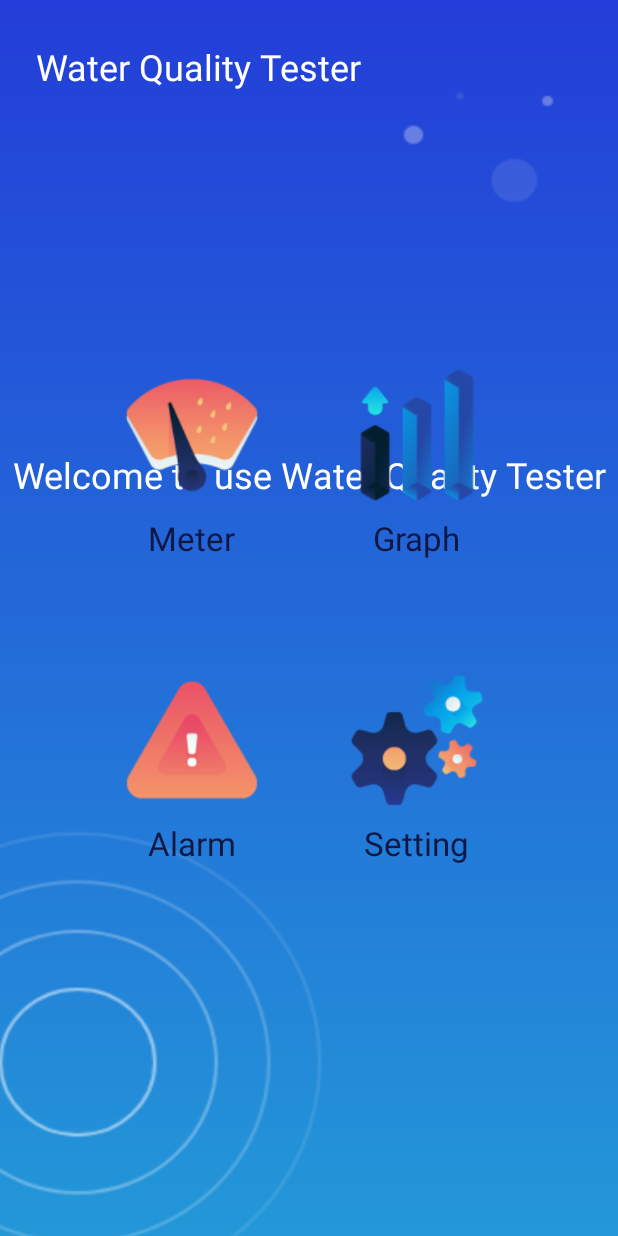
After one commit to WHYKEYSAY/Water_monitor_app-Java-, an Android app: the layout main_menu.xml on its own in the app's theme, with its tools: preview values and no code run, on a phone screen of 412 x 824 dp. The commit adds this screen. Run offline under Robolectric (Android 15) with nearby library versions, the phone set to English and light mode, and no system bars.

Commit message:
ui menu +display table

```diff
--- a/app/build.gradle
+++ b/app/build.gradle
@@ -27,4 +27,5 @@ dependencies {
     androidTestImplementation 'com.android.support.test.espresso:espresso-core:3.0.2'
     implementation 'com.github.anastr:speedviewlib:1.3.1'
     implementation 'com.android.support:cardview-v7:28.0.0'
+    implementation 'de.codecrafters.tableview:tableview:2.6.0'
 }
--- /dev/null
+++ b/app/src/main/res/layout/main_menu.xml
@@ -0,0 +1,206 @@
+<?xml version="1.0" encoding="utf-8"?>
+<android.support.constraint.ConstraintLayout xmlns:android="http://schemas.android.com/apk/res/android"
+    xmlns:app="http://schemas.android.com/apk/res-auto"
+    xmlns:tools="http://schemas.android.com/tools"
+    android:layout_width="match_parent"
+    android:layout_height="match_parent"
+    tools:context=".MainMenu">
+
+
+    <LinearLayout
+        android:id="@+id/textsplash"
+        android:layout_width="wrap_content"
+        android:layout_height="wrap_content"
+        android:layout_marginEnd="8dp"
+        android:layout_marginStart="8dp"
+        android:layout_marginTop="300dp"
+        android:elevation="6dp"
+        android:gravity="center"
+        android:orientation="vertical"
+        app:layout_constraintEnd_toEndOf="parent"
+        app:layout_constraintStart_toStartOf="parent"
+        app:layout_constraintTop_toTopOf="parent">
+
+        <TextView
+            android:layout_width="wrap_content"
+            android:layout_height="wrap_content"
+            android:text="Welcome to use Water Quality Tester"
+            android:textColor="#FFF"
+            android:textSize="24sp" />
+
+
+
+    </LinearLayout>
+
+    <LinearLayout
+        android:id="@+id/texthome"
+        android:layout_width="wrap_content"
+        android:layout_height="wrap_content"
+        android:layout_marginStart="24dp"
+        android:layout_marginLeft="24dp"
+        android:layout_marginTop="28dp"
+        android:elevation="6dp"
+        android:gravity="left"
+        android:orientation="vertical"
+        app:layout_constraintStart_toStartOf="parent"
+        app:layout_constraintTop_toTopOf="parent">
+
+
+
+        <TextView
+            android:layout_width="wrap_content"
+            android:layout_height="wrap_content"
+            android:text="Water Quality Tester"
+            android:textColor="#FFF"
+            android:textSize="24sp" />
+
+    </LinearLayout>
+
+
+    <LinearLayout
+        android:id="@+id/menus"
+        android:layout_width="wrap_content"
+        android:layout_height="wrap_content"
+        android:layout_marginEnd="8dp"
+        android:layout_marginStart="8dp"
+        android:layout_marginTop="240dp"
+        android:elevation="6dp"
+        android:orientation="vertical"
+        app:layout_constraintEnd_toEndOf="parent"
+        app:layout_constraintHorizontal_bias="0.726"
+        app:layout_constraintStart_toStartOf="parent"
+        app:layout_constraintTop_toTopOf="parent">
+
+
+        <LinearLayout
+            android:layout_width="wrap_content"
+            android:layout_height="wrap_content"
+            android:layout_marginBottom="70dp"
+            android:orientation="horizontal">
+
+
+            <LinearLayout
+                android:layout_width="wrap_content"
+                android:layout_height="wrap_content"
+                android:layout_marginRight="50dp"
+                android:gravity="center"
+                android:orientation="vertical">
+
+
+                <ImageView
+                    android:id="@+id/meter_layout"
+                    android:layout_width="100dp"
+                    android:layout_height="100dp"
+                    android:layout_marginBottom="4dp"
+                    android:src="@drawable/windshield" />
+
+                <TextView
+                    android:layout_width="wrap_content"
+                    android:layout_height="wrap_content"
+                    android:text="Meter"
+                    android:textColor="#0E1843"
+                    android:textSize="22sp" />
+
+            </LinearLayout>
+
+            <LinearLayout
+                android:layout_width="wrap_content"
+                android:layout_height="wrap_content"
+                android:layout_marginRight="50dp"
+                android:gravity="center"
+                android:orientation="vertical">
+
+
+                <ImageView
+                    android:layout_width="100dp"
+                    android:layout_height="100dp"
+                    android:layout_marginBottom="4dp"
+                    android:src="@drawable/graphup" />
+
+                <TextView
+                    android:layout_width="wrap_content"
+                    android:layout_height="wrap_content"
+                    android:text="Graph"
+                    android:textColor="#0E1843"
+                    android:textSize="22sp" />
+
+            </LinearLayout>
+
+
+        </LinearLayout>
+
+
+        <LinearLayout
+            android:layout_width="wrap_content"
+            android:layout_height="wrap_content"
+            android:layout_marginBottom="70dp"
+            android:orientation="horizontal">
+
+
+            <LinearLayout
+                android:layout_width="wrap_content"
+                android:layout_height="wrap_content"
+                android:layout_marginRight="50dp"
+                android:gravity="center"
+                android:orientation="vertical">
+
+
+                <ImageView
+                    android:layout_width="100dp"
+                    android:layout_height="100dp"
+                    android:layout_marginBottom="4dp"
+                    android:src="@drawable/alert" />
+
+                <TextView
+                    android:layout_width="wrap_content"
+                    android:layout_height="wrap_content"
+                    android:text="Alarm"
+                    android:textColor="#0E1843"
+                    android:textSize="22sp" />
+
+            </LinearLayout>
+
+            <LinearLayout
+                android:layout_width="wrap_content"
+                android:layout_height="wrap_content"
+                android:layout_marginRight="50dp"
+                android:gravity="center"
+                android:orientation="vertical">
+
+
+                <ImageView
+                    android:layout_width="100dp"
+                    android:layout_height="100dp"
+                    android:layout_marginBottom="4dp"
+                    android:src="@drawable/setting" />
+
+                <TextView
+                    android:layout_width="wrap_content"
+                    android:layout_height="wrap_content"
+                    android:text="Setting"
+                    android:textColor="#0E1843"
+                    android:textSize="22sp" />
+
+            </LinearLayout>
+
+
+        </LinearLayout>
+
+
+    </LinearLayout>
+
+    <ImageView
+        android:id="@+id/bgapp"
+        android:layout_width="526dp"
+        android:layout_height="900dp"
+        android:layout_marginEnd="8dp"
+        android:layout_marginStart="8dp"
+        android:scaleType="fitXY"
+        android:src="@drawable/bgapp"
+        app:layout_constraintEnd_toEndOf="parent"
+        app:layout_constraintHorizontal_bias="0.923"
+        app:layout_constraintStart_toStartOf="parent"
+        app:layout_constraintTop_toTopOf="parent" />
+
+
+</android.support.constraint.ConstraintLayout>
--- a/app/src/main/res/layout/popup_window_good.xml
+++ b/app/src/main/res/layout/popup_window_good.xml
@@ -9,7 +9,7 @@
 
 
     <ImageView
-        android:id="@+id/closePopupBad"
+        android:id="@+id/closePopupGood"
         android:layout_width="wrap_content"
         android:layout_height="wrap_content"
         android:src="@drawable/ic_close_black_24dp"
--- a/app/src/main/res/layout/popup_window_ok.xml
+++ b/app/src/main/res/layout/popup_window_ok.xml
@@ -9,7 +9,7 @@
 
 
     <ImageView
-        android:id="@+id/closePopupBad"
+        android:id="@+id/closePopupOk"
         android:layout_width="wrap_content"
         android:layout_height="wrap_content"
         android:src="@drawable/ic_close_black_24dp"
--- a/app/src/main/res/values/colors.xml
+++ b/app/src/main/res/values/colors.xml
@@ -1,6 +1,6 @@
 <?xml version="1.0" encoding="utf-8"?>
 <resources>
-    <color name="colorPrimary">#008577</color>
-    <color name="colorPrimaryDark">#00574B</color>
-    <color name="colorAccent">#D81B60</color>
+    <color name="colorPrimary">#3F51B5</color>
+    <color name="colorPrimaryDark">#233ED8</color>
+    <color name="colorAccent">#FF4081</color>
 </resources>
--- a/app/src/main/res/values/styles.xml
+++ b/app/src/main/res/values/styles.xml
@@ -1,7 +1,7 @@
 <resources>
 
     <!-- Base application theme. -->
-    <style name="AppTheme" parent="Theme.AppCompat.Light.DarkActionBar">
+    <style name="AppTheme" parent="Theme.AppCompat.Light.NoActionBar">
         <!-- Customize your theme here. -->
         <item name="colorPrimary">@color/colorPrimary</item>
         <item name="colorPrimaryDark">@color/colorPrimaryDark</item>
```
Also changed, not shown: app/src/main/java/com/example/groupel/elecoen390_watermonitor/MainMenu.java (added, +67 -0 lines), app/src/main/java/com/example/groupel/elecoen390_watermonitor/Spaceprobe.java (added, +37 -0 lines), app/src/main/java/com/example/groupel/elecoen390_watermonitor/detailedInfo.java (added, +117 -0 lines), app/src/main/res/anim/bganim.xml (added, +12 -0 lines), app/src/main/res/anim/frombottom.xml (added, +19 -0 lines), app/src/main/res/layout/table_info.xml (added, +19 -0 lines), app/src/main/res/drawable/alert.png (added), app/src/main/res/drawable/background.jpg (deleted), app/src/main/res/drawable/background.png (added), app/src/main/res/drawable/bgapp.png (added), app/src/main/res/drawable/ecology.png (added), app/src/main/res/drawable/graphup.png (added), app/src/main/res/drawable/setting.png (added), app/src/main/res/drawable/windshield.png (added).
